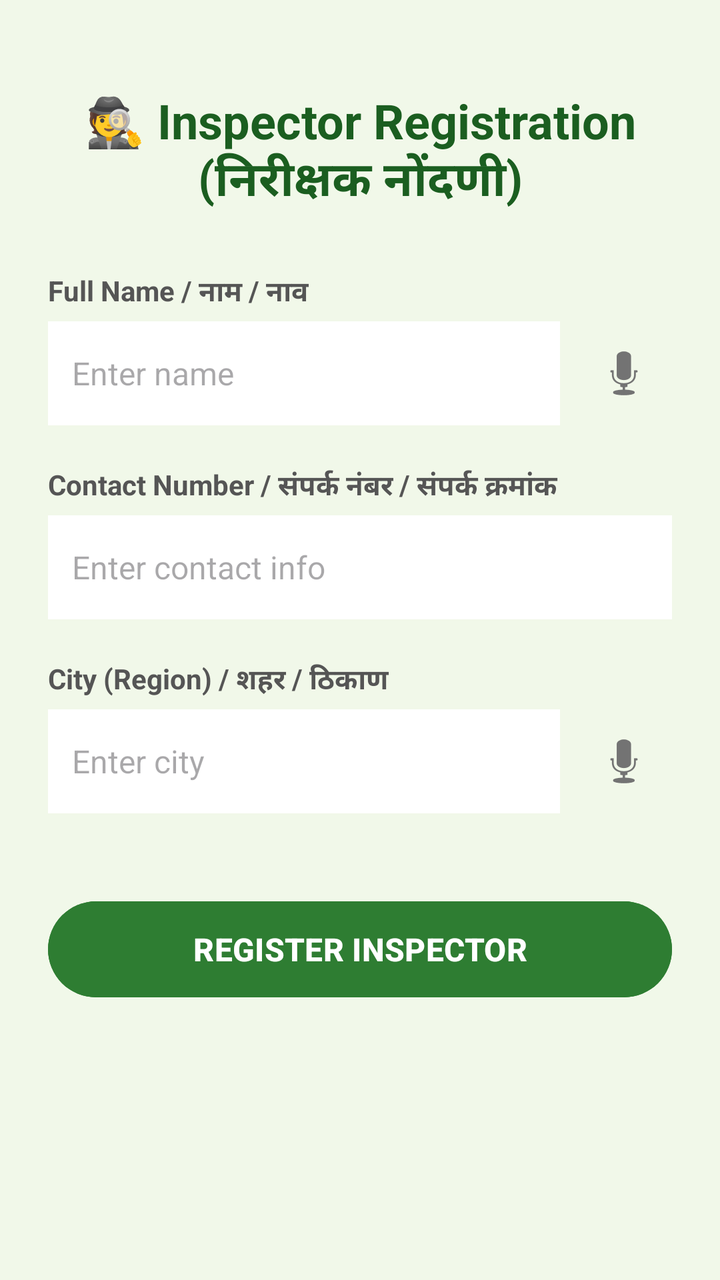
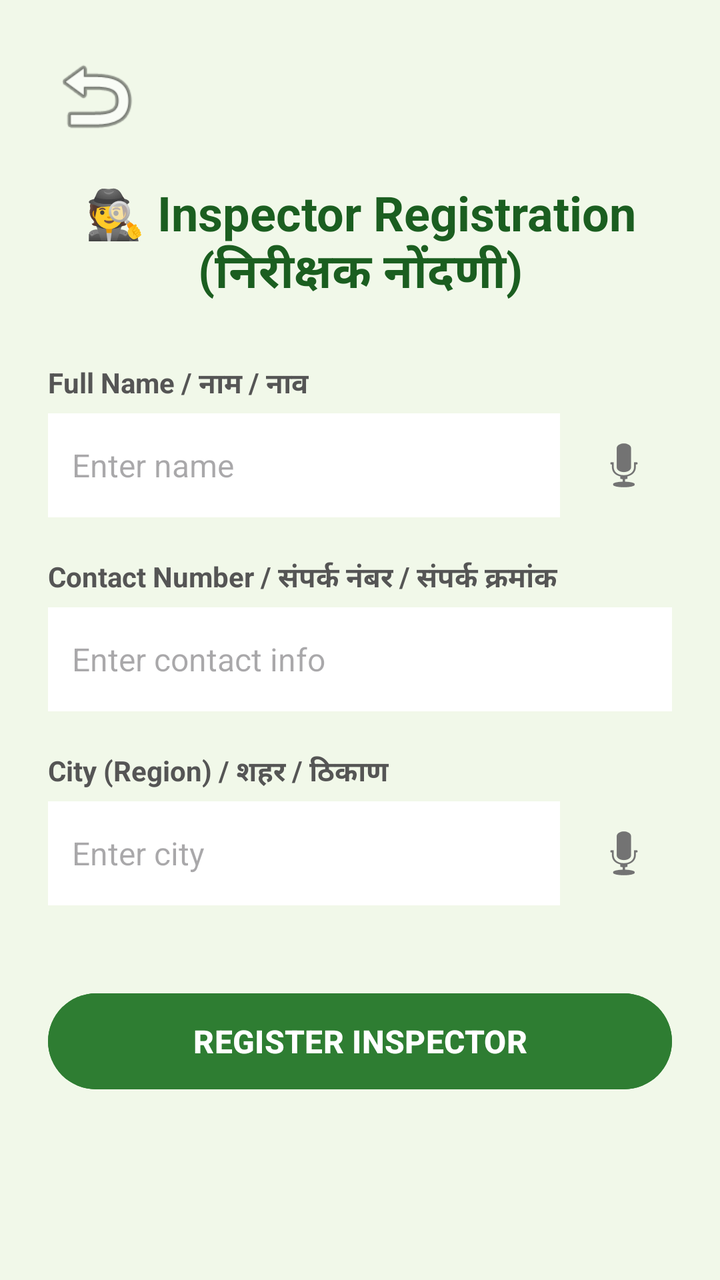

Compare the two renders of this Android layout. The source of the first and the diff that turns it into the second are given below.
<!-- AndroidManifest.xml: application theme Theme.AgriConnect -->
<!-- res/layout/activity_inspector_form.xml -->
<?xml version="1.0" encoding="utf-8"?>
<LinearLayout xmlns:android="http://schemas.android.com/apk/res/android"
    android:layout_width="match_parent"
    android:layout_height="match_parent"
    android:orientation="vertical"
    android:padding="24dp"
    android:background="#F1F8E9">

    <TextView
        android:layout_width="match_parent"
        android:layout_height="wrap_content"
        android:text="🕵️ Inspector Registration\n(निरीक्षक नोंदणी)"
        android:textSize="24sp"
        android:textStyle="bold"
        android:textColor="#1B5E20"
        android:gravity="center"
        android:paddingTop="20dp"
        android:paddingBottom="28dp"/>

    <TextView
        android:layout_width="match_parent"
        android:layout_height="wrap_content"
        android:text="Full Name / नाम / नाव"
        android:textSize="14sp"
        android:textStyle="bold"
        android:textColor="#555555"
        android:layout_marginBottom="4dp"/>

    <LinearLayout
        android:layout_width="match_parent"
        android:layout_height="wrap_content"
        android:orientation="horizontal"
        android:gravity="center_vertical"
        android:layout_marginBottom="20dp">

        <EditText
            android:id="@+id/etInspectorName"
            android:layout_width="0dp"
            android:layout_height="52dp"
            android:layout_weight="1"
            android:hint="Enter name"
            android:inputType="textPersonName"
            android:paddingStart="12dp"
            android:paddingEnd="12dp"
            android:textSize="16sp"
            android:background="#FFFFFF"/>

        <ImageButton
            android:id="@+id/btnMicName"
            android:layout_width="48dp"
            android:layout_height="48dp"
            android:layout_marginStart="8dp"
            android:src="@android:drawable/ic_btn_speak_now"
            android:background="@android:color/transparent"
            android:contentDescription="Voice input"/>
    </LinearLayout>

    <TextView
        android:layout_width="match_parent"
        android:layout_height="wrap_content"
        android:text="Contact Number / संपर्क नंबर / संपर्क क्रमांक"
        android:textSize="14sp"
        android:textStyle="bold"
        android:textColor="#555555"
        android:layout_marginBottom="4dp"/>

    <EditText
        android:id="@+id/etInspectorContact"
        android:layout_width="match_parent"
        android:layout_height="52dp"
        android:hint="Enter contact info"
        android:inputType="phone"
        android:paddingStart="12dp"
        android:paddingEnd="12dp"
        android:textSize="16sp"
        android:background="#FFFFFF"
        android:layout_marginBottom="20dp"/>

    <TextView
        android:layout_width="match_parent"
        android:layout_height="wrap_content"
        android:text="City (Region) / शहर / ठिकाण"
        android:textSize="14sp"
        android:textStyle="bold"
        android:textColor="#555555"
        android:layout_marginBottom="4dp"/>

    <LinearLayout
        android:layout_width="match_parent"
        android:layout_height="wrap_content"
        android:orientation="horizontal"
        android:gravity="center_vertical"
        android:layout_marginBottom="40dp">

        <EditText
            android:id="@+id/etInspectorCity"
            android:layout_width="0dp"
            android:layout_height="52dp"
            android:layout_weight="1"
            android:hint="Enter city"
            android:inputType="textCapWords"
            android:paddingStart="12dp"
            android:paddingEnd="12dp"
            android:textSize="16sp"
            android:background="#FFFFFF"/>

        <ImageButton
            android:id="@+id/btnMicCity"
            android:layout_width="48dp"
            android:layout_height="48dp"
            android:layout_marginStart="8dp"
            android:src="@android:drawable/ic_btn_speak_now"
            android:background="@android:color/transparent"
            android:contentDescription="Voice input"/>
    </LinearLayout>

    <Button
        android:id="@+id/btnSubmitInspector"
        android:layout_width="match_parent"
        android:layout_height="56dp"
        android:text="REGISTER INSPECTOR"
        android:textSize="16sp"
        android:textStyle="bold"
        android:textColor="#FFFFFF"
        android:backgroundTint="#2E7D32"/>

    <ProgressBar
        android:id="@+id/progressBar"
        android:layout_width="48dp"
        android:layout_height="48dp"
        android:layout_gravity="center"
        android:layout_marginTop="16dp"
        android:visibility="gone"/>

</LinearLayout>
<!-- resources referenced by this layout -->
<resources>
  <style name="Theme.AgriConnect" parent="Theme.Material3.DayNight.NoActionBar">
  
          
          <item name="colorPrimary">@color/successGreen</item>
          <item name="colorOnPrimary">@color/white</item>
  
          
          <item name="colorSecondary">@color/greenAccent</item>
          <item name="colorOnSecondary">@color/white</item>
  
          
          <item name="android:colorBackground">@color/backgroundLight</item>
          <item name="colorSurface">@color/white</item>
  
          
          <item name="android:statusBarColor">@color/green</item>
  
      </style>
  <color name="successGreen">#388E3C</color>
  <color name="white">#FFFFFF</color>
  <color name="greenAccent">#66BB6A</color>
  <color name="backgroundLight">#F5F5F5</color>
  <color name="green">#4CAF50</color>
</resources>

<!-- the commit's change to res/layout/activity_inspector_form.xml (unified diff, before → after) -->
@@ -5,6 +5,17 @@
     android:orientation="vertical"
     android:padding="24dp"
     android:background="#F1F8E9">
+
+    <ImageButton
+        android:id="@+id/btnBack"
+        android:layout_width="48dp"
+        android:layout_height="48dp"
+        android:src="@android:drawable/ic_menu_revert"
+        android:background="?attr/selectableItemBackgroundBorderless"
+        android:contentDescription="Back"
+        android:layout_marginBottom="8dp"
+        android:padding="0dp"
+        android:scaleType="fitCenter"/>
 
     <TextView
         android:layout_width="match_parent"
@@ -14,7 +25,7 @@
         android:textStyle="bold"
         android:textColor="#1B5E20"
         android:gravity="center"
-        android:paddingTop="20dp"
+        android:paddingTop="10dp"
         android:paddingBottom="28dp"/>
 
     <TextView
